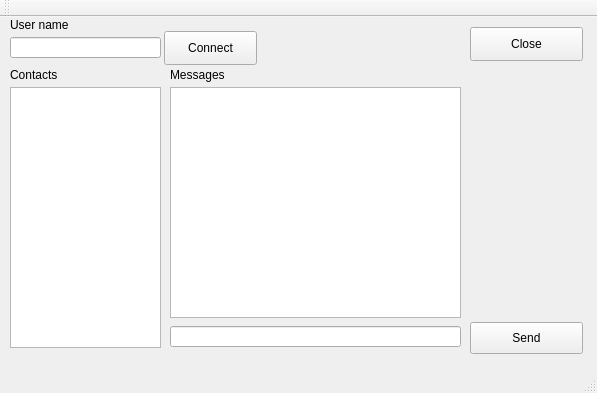
Qt form client/chat_gui.ui (apsonco/chat) before a commit.
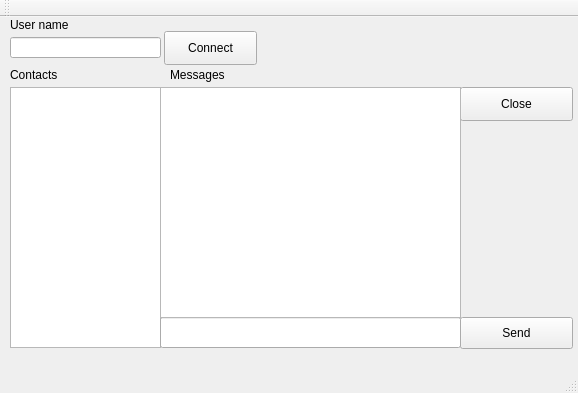
The same form after that commit.

```diff
--- a/client/chat_gui.ui
+++ b/client/chat_gui.ui
@@ -6,7 +6,7 @@
    <rect>
     <x>0</x>
     <y>0</y>
-    <width>597</width>
+    <width>578</width>
     <height>393</height>
    </rect>
   </property>
@@ -17,8 +17,8 @@
    <widget class="QPushButton" name="pushButton">
     <property name="geometry">
      <rect>
-      <x>470</x>
-      <y>10</y>
+      <x>460</x>
+      <y>70</y>
       <width>113</width>
       <height>34</height>
      </rect>
@@ -53,18 +53,18 @@
    <widget class="QLineEdit" name="lineEditMessage">
     <property name="geometry">
      <rect>
-      <x>170</x>
-      <y>309</y>
-      <width>291</width>
-      <height>21</height>
+      <x>160</x>
+      <y>300</y>
+      <width>301</width>
+      <height>31</height>
      </rect>
     </property>
    </widget>
    <widget class="QPushButton" name="pushButtonSend">
     <property name="geometry">
      <rect>
-      <x>470</x>
-      <y>305</y>
+      <x>460</x>
+      <y>300</y>
       <width>113</width>
       <height>32</height>
      </rect>
@@ -76,9 +76,9 @@
    <widget class="QListWidget" name="listWidget_2">
     <property name="geometry">
      <rect>
-      <x>170</x>
+      <x>160</x>
       <y>70</y>
-      <width>291</width>
+      <width>301</width>
       <height>231</height>
      </rect>
     </property>
```
Left out of the diff: 6 changed lines with no effect on the pictures.
